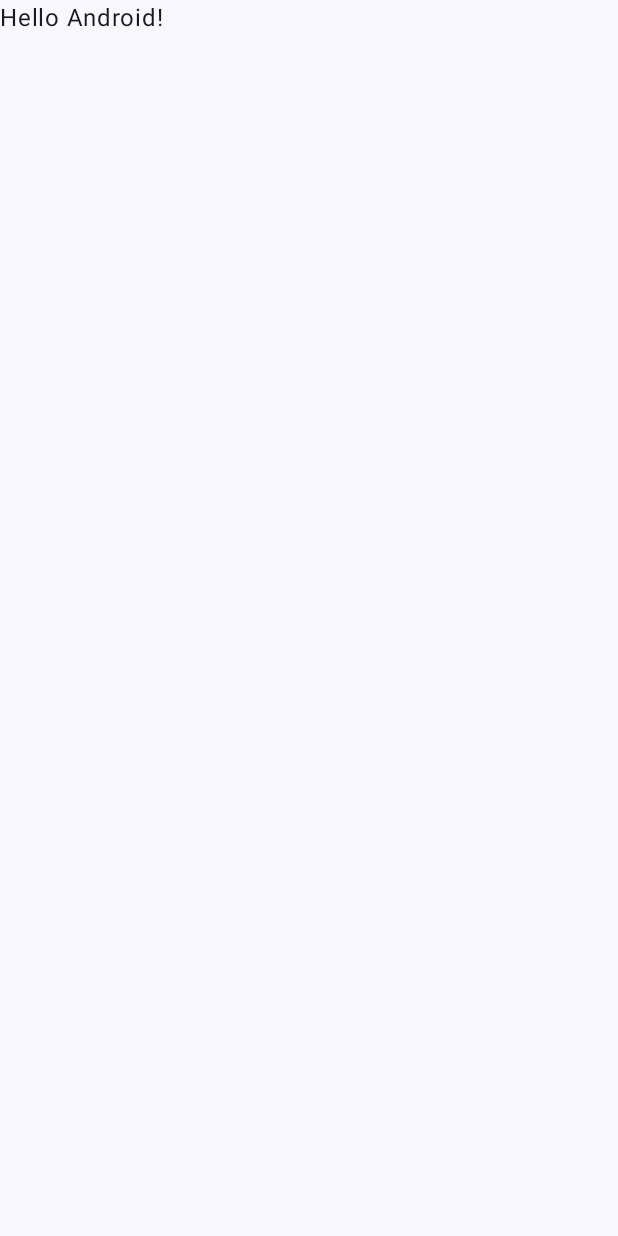
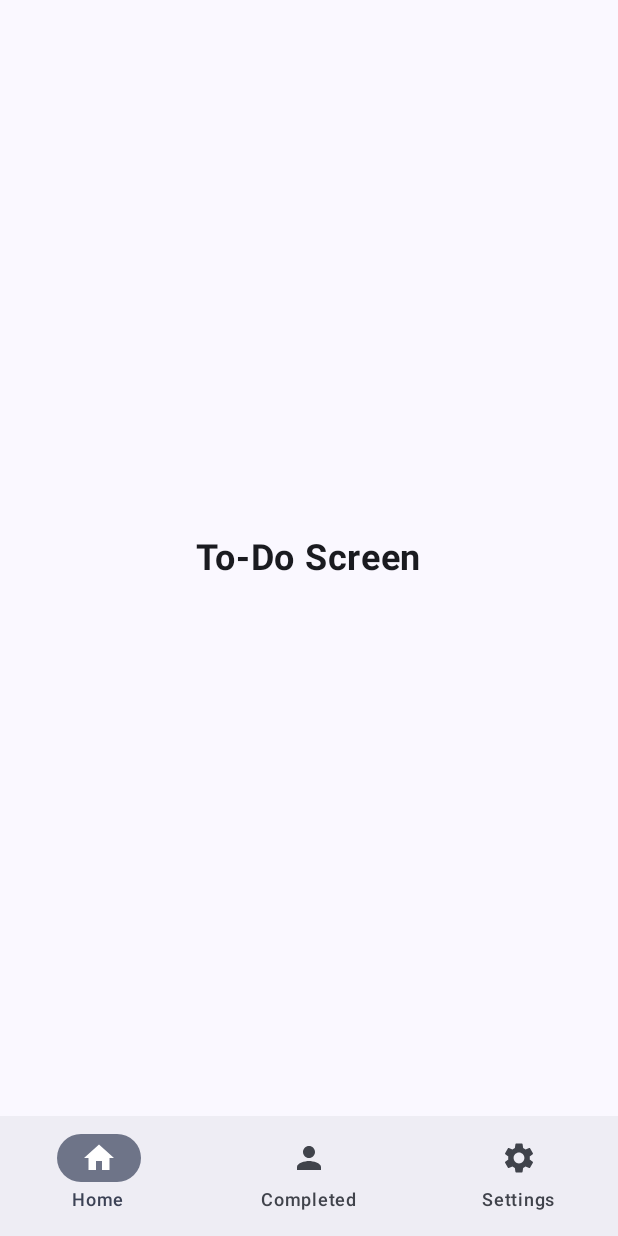
Before and after one commit to anjanishubham/NoteApp, an Android app built with Jetpack Compose: the screen it shows after launch (MainActivity), on a phone screen of 412 x 824 dp. Before the commit the screen is almost empty. Run offline under Robolectric (Android 15) with nearby library versions, the phone set to English and light mode, and no system bars; our stand-ins replace Dagger/Hilt's generated code.

Commit message:
bottom nav controller done

```diff
--- a/app/src/main/java/com/example/noteapp/MainActivity.kt
+++ b/app/src/main/java/com/example/noteapp/MainActivity.kt
@@ -4,13 +4,11 @@ import android.os.Bundle
 import androidx.activity.ComponentActivity
 import androidx.activity.compose.setContent
 import androidx.activity.enableEdgeToEdge
-import androidx.compose.foundation.layout.fillMaxSize
-import androidx.compose.foundation.layout.padding
-import androidx.compose.material3.Scaffold
 import androidx.compose.material3.Text
 import androidx.compose.runtime.Composable
 import androidx.compose.ui.Modifier
 import androidx.compose.ui.tooling.preview.Preview
+import com.example.noteapp.ui.screen.MainScreen
 import com.example.noteapp.ui.theme.NoteAppTheme
 import dagger.hilt.android.AndroidEntryPoint
 
@@ -22,12 +20,7 @@ class MainActivity : ComponentActivity() {
         enableEdgeToEdge()
         setContent {
             NoteAppTheme {
-                Scaffold(modifier = Modifier.fillMaxSize()) { innerPadding ->
-                    Greeting(
-                        name = "Android",
-                        modifier = Modifier.padding(innerPadding)
-                    )
-                }
+                MainScreen()
             }
         }
     }
--- /dev/null
+++ b/app/src/main/java/com/example/noteapp/ui/navgation/BottomNavigation.kt
@@ -0,0 +1 @@
+package com.example.noteapp.ui.navgation
--- /dev/null
+++ b/app/src/main/java/com/example/noteapp/ui/navgation/BottomNavigationBar.kt
@@ -0,0 +1,43 @@
+package com.example.noteapp.ui.navgation
+
+import androidx.compose.material3.Icon
+import androidx.compose.material3.NavigationBar
+import androidx.compose.material3.NavigationBarItem
+import androidx.compose.material3.Text
+import androidx.compose.runtime.Composable
+import androidx.compose.ui.graphics.Color
+import androidx.navigation.NavController
+import androidx.navigation.compose.currentBackStackEntryAsState
+import com.example.noteapp.ui.state.BottomNavItem
+
+@Composable
+fun BottomNavigationBar(navController: NavController) {
+
+    val items = listOf(
+        BottomNavItem.ToDo,
+        BottomNavItem.CompletedToDo,
+        BottomNavItem.Settings
+    )
+
+
+    NavigationBar(
+        contentColor = Color.White,
+    ) {
+        val currentRoute = navController.currentBackStackEntryAsState().value?.destination
+
+        items.forEach { item ->
+            NavigationBarItem(
+                icon = { Icon(imageVector = item.icon, contentDescription = item.title) },
+                label = { Text(text = item.title) },
+                selected = currentRoute?.route == item.route,
+                onClick = {
+                    navController.navigate(item.route) {
+                        popUpTo(navController.graph.startDestinationId) { saveState = true }
+                        launchSingleTop = true
+                        restoreState = true
+                    }
+                }
+            )
+        }
+    }
+}
--- /dev/null
+++ b/app/src/main/java/com/example/noteapp/ui/screen/MainScreen.kt
@@ -0,0 +1,39 @@
+package com.example.noteapp.ui.screen
+
+import androidx.compose.foundation.layout.fillMaxSize
+import androidx.compose.foundation.layout.padding
+import androidx.compose.material3.Scaffold
+import androidx.compose.runtime.Composable
+import androidx.compose.ui.Modifier
+import androidx.navigation.compose.NavHost
+import androidx.navigation.compose.composable
+import androidx.navigation.compose.rememberNavController
+import com.example.noteapp.ui.navgation.BottomNavigationBar
+import com.example.noteapp.ui.state.BottomNavItem
+
+@Composable
+fun MainScreen(modifier: Modifier = Modifier) {
+    val navController = rememberNavController()
+    Scaffold(modifier = Modifier.fillMaxSize(),
+        bottomBar = {
+            BottomNavigationBar(navController)
+        }
+
+    ) { innerPadding ->
+        NavHost(
+            navController = navController,
+            startDestination = BottomNavItem.ToDo.route, // Set initial screen
+            modifier = Modifier.padding(innerPadding)
+        ) {
+            composable(BottomNavItem.ToDo.route) {
+                ToDoScreen() // Replace with your composable
+            }
+            composable(BottomNavItem.CompletedToDo.route) {
+               TOdoCompletedScreen()
+            }
+            composable(BottomNavItem.Settings.route) {
+                SettingScreen()
+            }
+        }
+    }
+}
--- /dev/null
+++ b/app/src/main/java/com/example/noteapp/ui/screen/TodoScreen.kt
@@ -0,0 +1,20 @@
+package com.example.noteapp.ui.screen
+
+import androidx.compose.foundation.layout.Box
+import androidx.compose.foundation.layout.fillMaxSize
+import androidx.compose.material3.Text
+import androidx.compose.runtime.Composable
+import androidx.compose.ui.Alignment
+import androidx.compose.ui.Modifier
+import androidx.compose.ui.text.font.FontWeight
+import androidx.compose.ui.unit.sp
+
+@Composable
+fun ToDoScreen(modifier: Modifier = Modifier) {
+    Box(
+        modifier = modifier.fillMaxSize(),
+        contentAlignment = Alignment.Center
+    ) {
+        Text(text = "To-Do Screen", fontSize = 24.sp, fontWeight = FontWeight.Bold)
+    }
+}
--- /dev/null
+++ b/app/src/main/java/com/example/noteapp/ui/state/BottomNavItem.kt
@@ -0,0 +1,13 @@
+package com.example.noteapp.ui.state
+
+import androidx.compose.material.icons.Icons
+import androidx.compose.material.icons.filled.Home
+import androidx.compose.material.icons.filled.Person
+import androidx.compose.material.icons.filled.Settings
+import androidx.compose.ui.graphics.vector.ImageVector
+
+sealed class BottomNavItem(val route: String, val title: String, val icon: ImageVector) {
+    data object ToDo : BottomNavItem("todo", "Home", Icons.Default.Home)
+    data object CompletedToDo : BottomNavItem("completed_todo", "Completed", Icons.Default.Person)
+    data object Settings : BottomNavItem("settings", "Settings", Icons.Default.Settings)
+}
```
Also changed, not shown: app/src/main/java/com/example/noteapp/ui/screen/HomeScreen.kt (added, +9 -0 lines), app/src/main/java/com/example/noteapp/ui/screen/SettingScreen.kt (added, +18 -0 lines), app/src/main/java/com/example/noteapp/ui/screen/TodoCompletedScreen.kt (added, +18 -0 lines).
